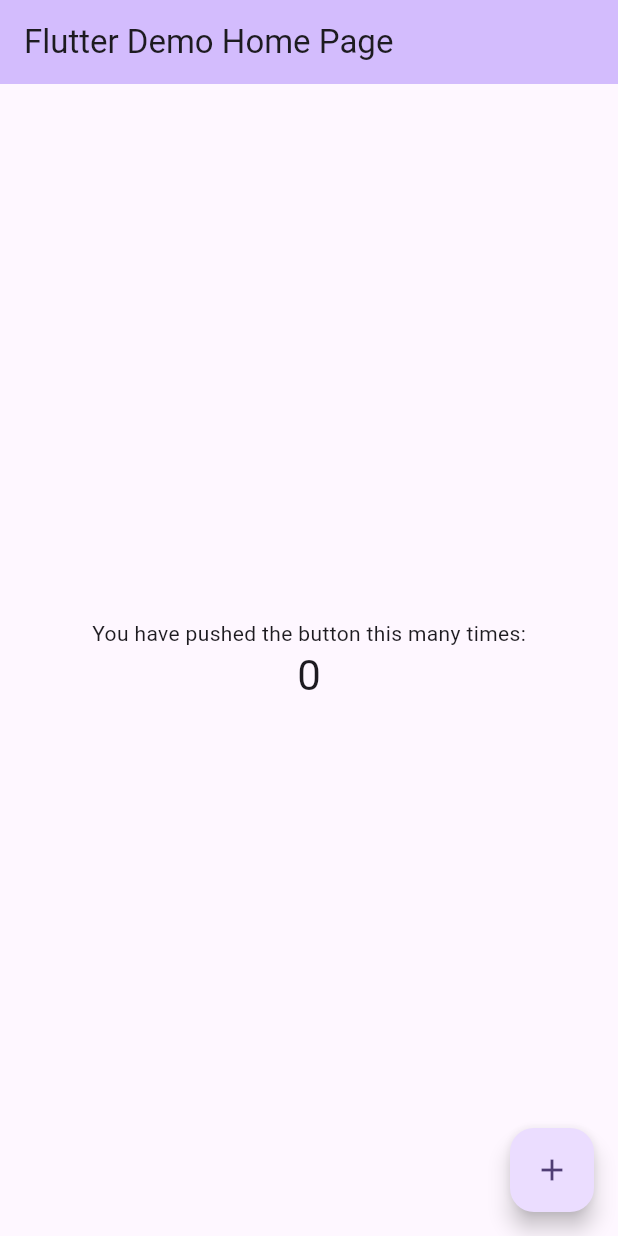
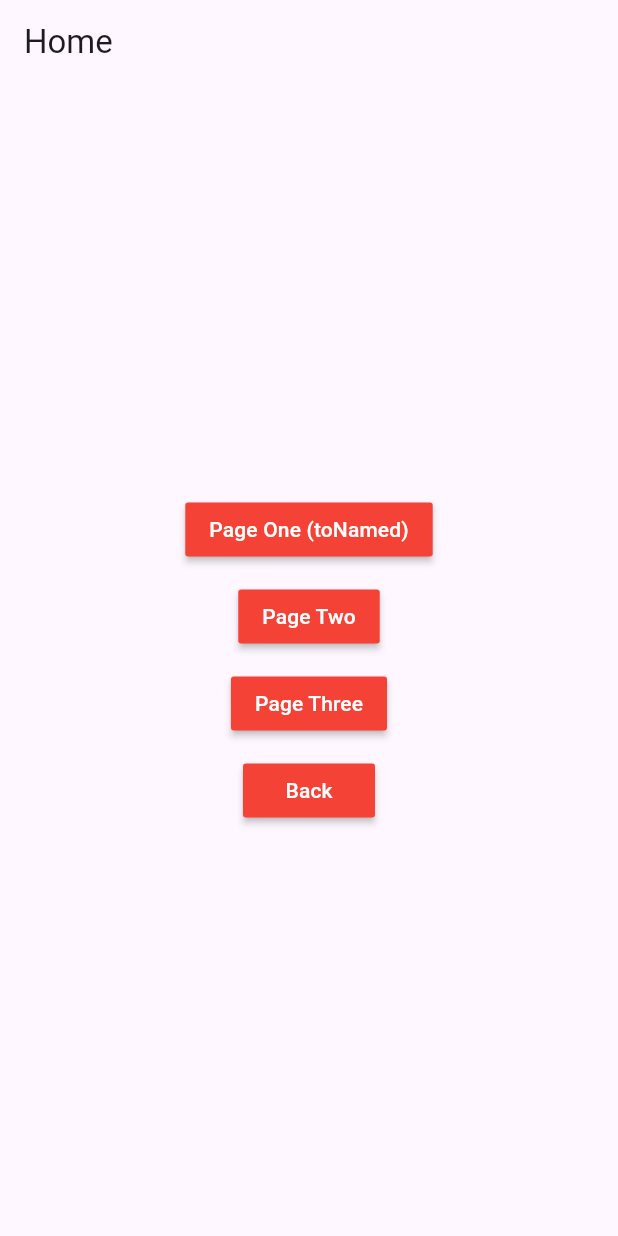
Before and after one commit to dev-amr-elsherif/Tech-Learning-Journey, a Flutter app: the screen it shows after launch, on a phone screen of 412 x 824 dp. Run offline on Flutter 3.47's test engine with Material 3 defaults, Android fonts, the phone set to English and light mode, and no system bars; our stand-ins replace get.

Commit message:
feat: implement GetX route management (to, off, offAll, toNamed)

```diff
--- a/flutter_getx_masterclass/lib/main.dart
+++ b/flutter_getx_masterclass/lib/main.dart
@@ -1,4 +1,7 @@
 import 'package:flutter/material.dart';
+import 'package:flutter_getx_masterclass/view/home.dart';
+import 'package:flutter_getx_masterclass/view/pageone.dart';
+import 'package:get/get.dart';
 
 void main() {
   runApp(const MyApp());
@@ -7,116 +10,24 @@ void main() {
 class MyApp extends StatelessWidget {
   const MyApp({super.key});
 
-  // This widget is the root of your application.
   @override
   Widget build(BuildContext context) {
-    return MaterialApp(
+    return GetMaterialApp(
       title: 'Flutter Demo',
       theme: ThemeData(
-        // This is the theme of your application.
-        //
-        // TRY THIS: Try running your application with "flutter run". You'll see
-        // the application has a purple toolbar. Then, without quitting the app,
-        // try changing the seedColor in the colorScheme below to Colors.green
-        // and then invoke "hot reload" (save your changes or press the "hot
-        // reload" button in a Flutter-supported IDE, or press "r" if you used
-        // the command line to start the app).
-        //
-        // Notice that the counter didn't reset back to zero; the application
-        // state is not lost during the reload. To reset the state, use hot
-        // restart instead.
-        //
-        // This works for code too, not just values: Most code changes can be
-        // tested with just a hot reload.
-        colorScheme: ColorScheme.fromSeed(seedColor: Colors.deepPurple),
+        colorScheme:
+            ColorScheme.fromSeed(
+              seedColor:
+                  Colors.deepPurple,
+            ),
       ),
-      home: const MyHomePage(title: 'Flutter Demo Home Page'),
+      home: const Home(),
+      getPages: [
+        GetPage(
+          name: "/pageone",
+          page: () => const PageOne(),
+        ),
+      ],
     );
   }
 }
-
-class MyHomePage extends StatefulWidget {
-  const MyHomePage({super.key, required this.title});
-
-  // This widget is the home page of your application. It is stateful, meaning
-  // that it has a State object (defined below) that contains fields that affect
-  // how it looks.
-
-  // This class is the configuration for the state. It holds the values (in this
-  // case the title) provided by the parent (in this case the App widget) and
-  // used by the build method of the State. Fields in a Widget subclass are
-  // always marked "final".
-
-  final String title;
-
-  @override
-  State<MyHomePage> createState() => _MyHomePageState();
-}
-
-class _MyHomePageState extends State<MyHomePage> {
-  int _counter = 0;
-
-  void _incrementCounter() {
-    setState(() {
-      // This call to setState tells the Flutter framework that something has
-      // changed in this State, which causes it to rerun the build method below
-      // so that the display can reflect the updated values. If we changed
-      // _counter without calling setState(), then the build method would not be
-      // called again, and so nothing would appear to happen.
-      _counter++;
-    });
-  }
-
-  @override
-  Widget build(BuildContext context) {
-    // This method is rerun every time setState is called, for instance as done
-    // by the _incrementCounter method above.
-    //
-    // The Flutter framework has been optimized to make rerunning build methods
-    // fast, so that you can just rebuild anything that needs updating rather
-    // than having to individually change instances of widgets.
-    return Scaffold(
-      appBar: AppBar(
-        // TRY THIS: Try changing the color here to a specific color (to
-        // Colors.amber, perhaps?) and trigger a hot reload to see the AppBar
-        // change color while the other colors stay the same.
-        backgroundColor: Theme.of(context).colorScheme.inversePrimary,
-        // Here we take the value from the MyHomePage object that was created by
-        // the App.build method, and use it to set our appbar title.
-        title: Text(widget.title),
-      ),
-      body: Center(
-        // Center is a layout widget. It takes a single child and positions it
-        // in the middle of the parent.
-        child: Column(
-          // Column is also a layout widget. It takes a list of children and
-          // arranges them vertically. By default, it sizes itself to fit its
-          // children horizontally, and tries to be as tall as its parent.
-          //
-          // Column has various properties to control how it sizes itself and
-          // how it positions its children. Here we use mainAxisAlignment to
-          // center the children vertically; the main axis here is the vertical
-          // axis because Columns are vertical (the cross axis would be
-          // horizontal).
-          //
-          // TRY THIS: Invoke "debug painting" (choose the "Toggle Debug Paint"
-          // action in the IDE, or press "p" in the console), to see the
-          // wireframe for each widget.
-          mainAxisAlignment: MainAxisAlignment.center,
-          children: <Widget>[
-            const Text('You have pushed the button this many times:'),
-            Text(
-              '$_counter',
-              style: Theme.of(context).textTheme.headlineMedium,
-            ),
-          ],
-        ),
-      ),
-      floatingActionButton: FloatingActionButton(
-        onPressed: _incrementCounter,
-        tooltip: 'Increment',
-        child: const Icon(Icons.add),
-      ), // This trailing comma makes auto-formatting nicer for build methods.
-    );
-  }
-}
--- /dev/null
+++ b/flutter_getx_masterclass/lib/view/home.dart
@@ -0,0 +1,88 @@
+import 'package:flutter/material.dart';
+import 'package:flutter_getx_masterclass/view/pagethree.dart';
+import 'package:flutter_getx_masterclass/view/pagetwo.dart';
+import 'package:get/get.dart';
+
+class Home extends StatelessWidget {
+  const Home({super.key});
+
+  @override
+  Widget build(BuildContext context) {
+    return Scaffold(
+      appBar: AppBar(
+        title: const Text("Home"),
+      ),
+      body: Container(
+        padding:
+            const EdgeInsets.symmetric(
+              horizontal: 10,
+            ),
+        child: Column(
+          mainAxisAlignment:
+              MainAxisAlignment.center,
+          children: [
+            Center(
+              child: MaterialButton(
+                color: Colors.red,
+                textColor: Colors.white,
+                onPressed: () {
+                  Get.toNamed(
+                    "/pageone",
+                  );
+                },
+                child: const Text(
+                  "Page One (toNamed)",
+                ),
+              ),
+            ),
+            const SizedBox(height: 10),
+            Center(
+              child: MaterialButton(
+                color: Colors.red,
+                textColor: Colors.white,
+                onPressed: () {
+                  Get.to(
+                    () =>
+                        const PageTwo(),
+                  );
+                },
+                child: const Text(
+                  "Page Two",
+                ),
+              ),
+            ),
+            const SizedBox(height: 10),
+            Center(
+              child: MaterialButton(
+                color: Colors.red,
+                textColor: Colors.white,
+                onPressed: () {
+                  Get.to(
+                    () =>
+                        const PageThree(),
+                  );
+                },
+                child: const Text(
+                  "Page Three",
+                ),
+              ),
+            ),
+            const SizedBox(height: 10),
+            Center(
+              child: MaterialButton(
+                color: Colors.red,
+                textColor: Colors.white,
+                onPressed: () {
+                  Get.back();
+                },
+                child: const Text(
+                  "Back",
+                ),
+              ),
+            ),
+          ],
+        ),
+      ),
+    );
+  }
+}
--- a/flutter_getx_masterclass/pubspec.yaml
+++ b/flutter_getx_masterclass/pubspec.yaml
@@ -34,6 +34,7 @@ dependencies:
   # The following adds the Cupertino Icons font to your application.
   # Use with the CupertinoIcons class for iOS style icons.
   cupertino_icons: ^1.0.8
+  get: ^4.7.3
 
 dev_dependencies:
   flutter_test:
@@ -44,7 +45,7 @@ dev_dependencies:
   # activated in the `analysis_options.yaml` file located at the root of your
   # package. See that file for information about deactivating specific lint
   # rules and activating additional ones.
-  flutter_lints: ^5.0.0
+  flutter_lints: ^6.0.0
 
 # For information on the generic Dart part of this file, see the
 # following page: https://dart.dev/tools/pub/pubspec
```
Also changed, not shown: flutter_getx_masterclass/lib/view/pageone.dart (added, +87 -0 lines), flutter_getx_masterclass/lib/view/pagethree.dart (added, +88 -0 lines), flutter_getx_masterclass/lib/view/pagetwo.dart (added, +89 -0 lines), flutter_getx_masterclass/pubspec.lock, 1 other file.
